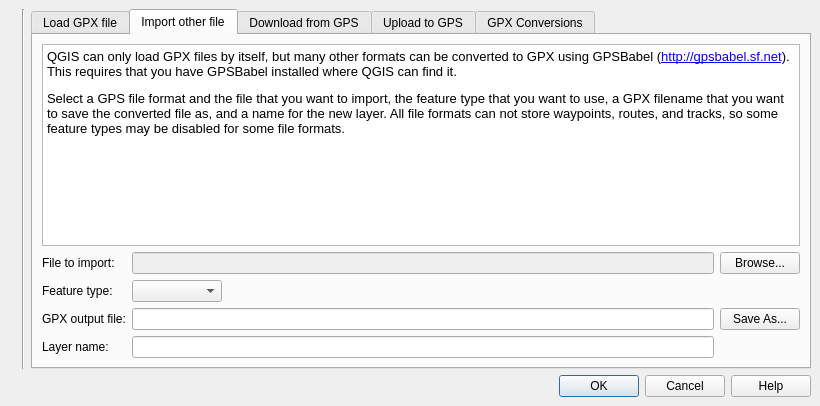
kadas-albireo/kadas-albireo, file src/plugins/gps_importer/qgsgpspluginguibase.ui: the form before one commit.
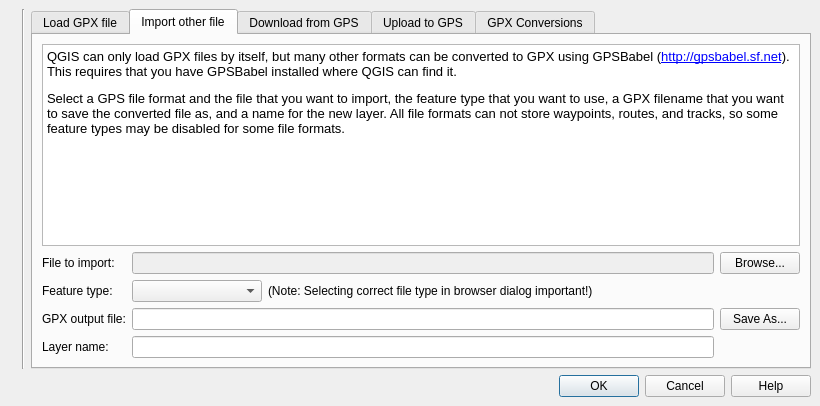
The form after the commit. The open tabs and pages were chosen to show the change. Icons and pictures are not drawn. Custom widgets are drawn as their Qt base class.

Diff of the .ui file:
```diff
--- a/src/plugins/gps_importer/qgsgpspluginguibase.ui
+++ b/src/plugins/gps_importer/qgsgpspluginguibase.ui
@@ -233,7 +233,7 @@
         <widget class="QComboBox" name="cmbIMPFeature" >
          <property name="minimumSize" >
           <size>
-           <width>90</width>
+           <width>130</width>
            <height>0</height>
           </size>
          </property>
@@ -246,6 +246,13 @@
          </property>
         </widget>
        </item>
+       <item row="2" column="2" >
+        <widget class="QLabel" name="textLabel2_6" >
+         <property name="text" >
+          <string>(Note: Selecting correct file type in browser dialog important!)</string>
+         </property>
+        </widget>
+       </item>
        <item row="1" column="1" colspan="2" >
         <widget class="QLineEdit" name="leIMPInput" >
          <property name="enabled" >
```
